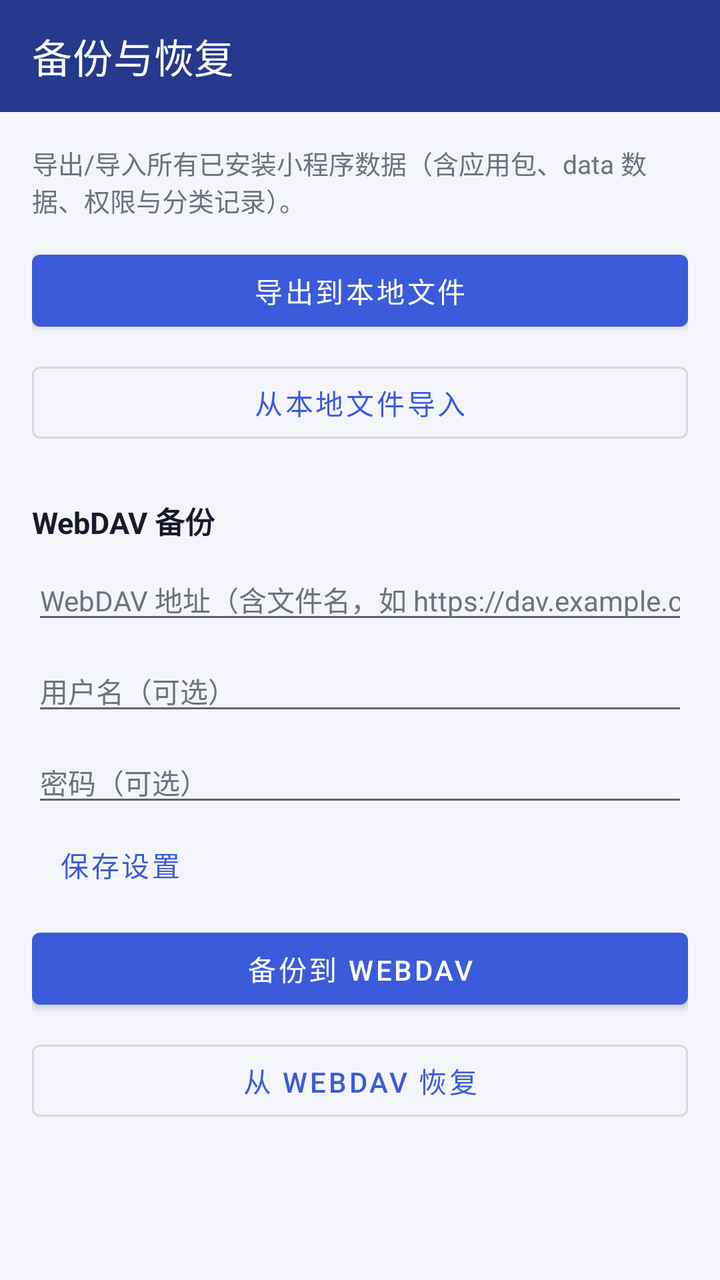
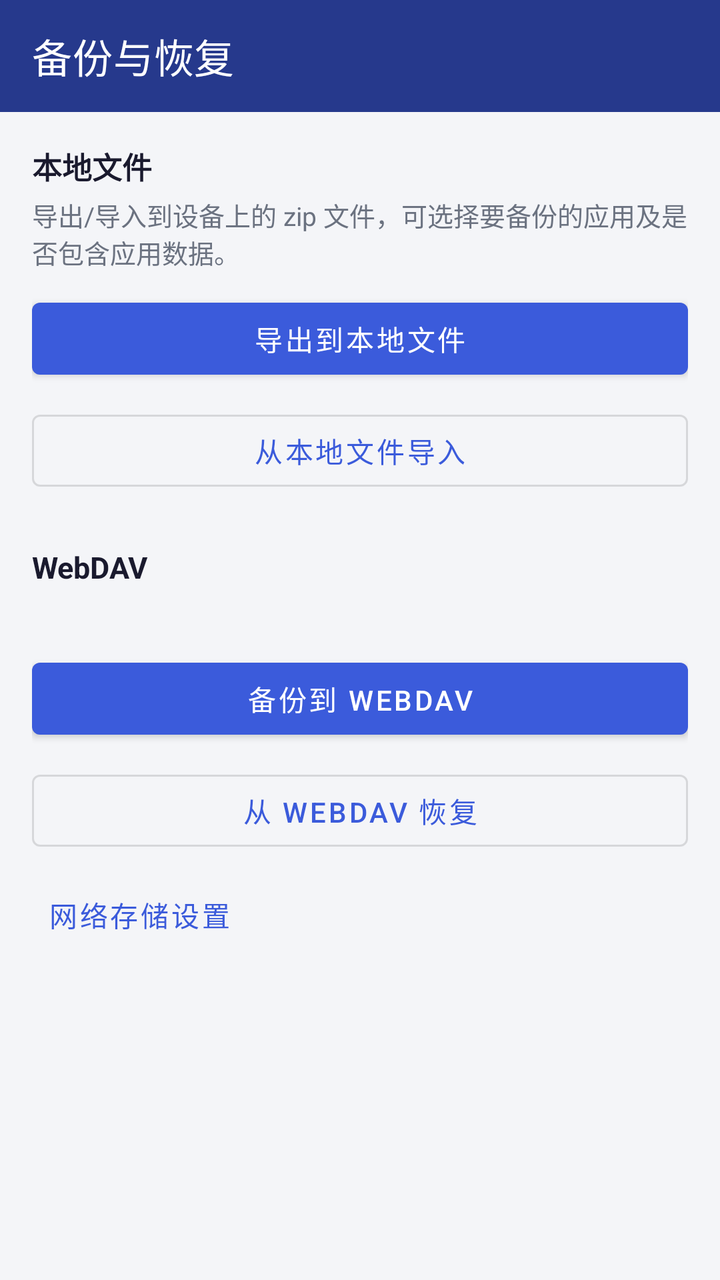

Before-and-after screenshots of an Android layout around one commit, followed by the original layout XML and the change that was made.
<!-- AndroidManifest.xml: activity theme Theme.MiniApp -->
<!-- res/layout/activity_backup.xml -->
<?xml version="1.0" encoding="utf-8"?>
<LinearLayout xmlns:android="http://schemas.android.com/apk/res/android"
    xmlns:app="http://schemas.android.com/apk/res-auto"
    android:layout_width="match_parent"
    android:layout_height="match_parent"
    android:orientation="vertical"
    android:background="@color/bg_window">

    <com.google.android.material.appbar.MaterialToolbar
        android:id="@+id/toolbar"
        android:layout_width="match_parent"
        android:layout_height="?attr/actionBarSize"
        app:title="备份与恢复"
        app:titleTextColor="#FFFFFF"
        android:background="@color/brand_primary_dark" />

    <ScrollView
        android:layout_width="match_parent"
        android:layout_height="match_parent">

        <LinearLayout
            android:layout_width="match_parent"
            android:layout_height="wrap_content"
            android:orientation="vertical"
            android:padding="16dp">

            <TextView
                android:layout_width="match_parent"
                android:layout_height="wrap_content"
                android:text="导出/导入所有已安装小程序数据（含应用包、data 数据、权限与分类记录）。"
                android:textColor="@color/text_secondary"
                android:textSize="13sp" />

            
            <com.google.android.material.button.MaterialButton
                android:id="@+id/btn_export_local"
                android:layout_width="match_parent"
                android:layout_height="wrap_content"
                android:layout_marginTop="12dp"
                android:text="导出到本地文件" />

            <com.google.android.material.button.MaterialButton
                android:id="@+id/btn_import_local"
                style="@style/Widget.MaterialComponents.Button.OutlinedButton"
                android:layout_width="match_parent"
                android:layout_height="wrap_content"
                android:layout_marginTop="8dp"
                android:text="从本地文件导入" />

            
            <TextView
                android:layout_width="match_parent"
                android:layout_height="wrap_content"
                android:layout_marginTop="24dp"
                android:text="WebDAV 备份"
                android:textColor="@color/text_primary"
                android:textSize="15sp"
                android:textStyle="bold" />

            <EditText
                android:id="@+id/et_webdav_url"
                android:layout_width="match_parent"
                android:layout_height="wrap_content"
                android:layout_marginTop="8dp"
                android:hint="WebDAV 地址（含文件名，如 https://dav.example.com/backup.zip）"
                android:inputType="textUri"
                android:textColor="@color/text_primary"
                android:textColorHint="@color/text_secondary"
                android:textSize="14sp" />

            <EditText
                android:id="@+id/et_webdav_user"
                android:layout_width="match_parent"
                android:layout_height="wrap_content"
                android:layout_marginTop="8dp"
                android:hint="用户名（可选）"
                android:inputType="text"
                android:textColor="@color/text_primary"
                android:textColorHint="@color/text_secondary"
                android:textSize="14sp" />

            <EditText
                android:id="@+id/et_webdav_pass"
                android:layout_width="match_parent"
                android:layout_height="wrap_content"
                android:layout_marginTop="8dp"
                android:hint="密码（可选）"
                android:inputType="textPassword"
                android:textColor="@color/text_primary"
                android:textColorHint="@color/text_secondary"
                android:textSize="14sp" />

            <com.google.android.material.button.MaterialButton
                android:id="@+id/btn_save_webdav"
                style="@style/Widget.MaterialComponents.Button.TextButton"
                android:layout_width="wrap_content"
                android:layout_height="wrap_content"
                android:text="保存设置" />

            <com.google.android.material.button.MaterialButton
                android:id="@+id/btn_webdav_upload"
                android:layout_width="match_parent"
                android:layout_height="wrap_content"
                android:layout_marginTop="4dp"
                android:text="备份到 WebDAV" />

            <com.google.android.material.button.MaterialButton
                android:id="@+id/btn_webdav_download"
                style="@style/Widget.MaterialComponents.Button.OutlinedButton"
                android:layout_width="match_parent"
                android:layout_height="wrap_content"
                android:layout_marginTop="8dp"
                android:text="从 WebDAV 恢复" />

        </LinearLayout>
    </ScrollView>
</LinearLayout>
<!-- resources referenced by this layout -->
<resources>
  <color name="bg_window">#F4F5F8</color>
  <color name="brand_primary_dark">#26398C</color>
  <color name="text_primary">#1A1A2E</color>
  <color name="text_secondary">#6B7280</color>
  <style name="Theme.MiniApp" parent="Theme.MaterialComponents.DayNight.NoActionBar">
          <item name="colorPrimary">@color/brand_primary</item>
          <item name="colorPrimaryVariant">@color/brand_primary_dark</item>
          <item name="colorOnPrimary">#FFFFFF</item>
          <item name="colorSecondary">@color/brand_accent</item>
          <item name="colorOnSecondary">@color/text_primary</item>
          <item name="android:windowBackground">@color/bg_window</item>
          <item name="android:statusBarColor" tools:targetApi="l">@color/brand_primary_dark</item>
          
          <item name="android:alertDialogTheme">@style/ThemeOverlay.MiniApp.RoundedDialog</item>
          <item name="alertDialogTheme">@style/ThemeOverlay.MiniApp.RoundedDialog</item>
          <item name="materialAlertDialogTheme">@style/ThemeOverlay.MiniApp.RoundedDialog</item>
  </style>
  <color name="brand_primary">#3B5BDB</color>
  <color name="brand_accent">#FFC24B</color>
  <style name="ThemeOverlay.MiniApp.RoundedDialog" parent="ThemeOverlay.MaterialComponents.Dialog.Alert">
          <item name="colorPrimary">@color/brand_primary</item>
          <item name="colorSecondary">@color/brand_accent</item>
          <item name="shapeAppearanceOverlay">@style/ShapeAppearance.MiniApp.Dialog</item>
          <item name="buttonBarPositiveButtonStyle">@style/Widget.MiniApp.DialogButton</item>
          <item name="buttonBarNegativeButtonStyle">@style/Widget.MiniApp.DialogButton</item>
          <item name="buttonBarNeutralButtonStyle">@style/Widget.MiniApp.DialogButton</item>
  </style>
  <style name="ShapeAppearance.MiniApp.Dialog" parent="">
          <item name="cornerFamily">rounded</item>
          <item name="cornerSize">24dp</item>
  </style>
  <style name="Widget.MiniApp.DialogButton" parent="Widget.MaterialComponents.Button.TextButton.Dialog">
          <item name="android:textColor">@color/brand_primary</item>
      </style>
</resources>

<!-- the commit's change to res/layout/activity_backup.xml (unified diff, before → after) -->
@@ -3,16 +3,16 @@
     xmlns:app="http://schemas.android.com/apk/res-auto"
     android:layout_width="match_parent"
     android:layout_height="match_parent"
-    android:orientation="vertical"
-    android:background="@color/bg_window">
+    android:background="@color/bg_window"
+    android:orientation="vertical">
 
     <com.google.android.material.appbar.MaterialToolbar
         android:id="@+id/toolbar"
         android:layout_width="match_parent"
         android:layout_height="?attr/actionBarSize"
+        android:background="@color/brand_primary_dark"
         app:title="备份与恢复"
-        app:titleTextColor="#FFFFFF"
-        android:background="@color/brand_primary_dark" />
+        app:titleTextColor="#FFFFFF" />
 
     <ScrollView
         android:layout_width="match_parent"
@@ -24,19 +24,28 @@
             android:orientation="vertical"
             android:padding="16dp">
 
+            
             <TextView
                 android:layout_width="match_parent"
                 android:layout_height="wrap_content"
-                android:text="导出/导入所有已安装小程序数据（含应用包、data 数据、权限与分类记录）。"
+                android:text="本地文件"
+                android:textColor="@color/text_primary"
+                android:textSize="15sp"
+                android:textStyle="bold" />
+
+            <TextView
+                android:layout_width="match_parent"
+                android:layout_height="wrap_content"
+                android:layout_marginTop="4dp"
+                android:text="导出/导入到设备上的 zip 文件，可选择要备份的应用及是否包含应用数据。"
                 android:textColor="@color/text_secondary"
                 android:textSize="13sp" />
 
-            
             <com.google.android.material.button.MaterialButton
                 android:id="@+id/btn_export_local"
                 android:layout_width="match_parent"
                 android:layout_height="wrap_content"
-                android:layout_marginTop="12dp"
+                android:layout_marginTop="10dp"
                 android:text="导出到本地文件" />
 
             <com.google.android.material.button.MaterialButton
@@ -52,56 +61,24 @@
                 android:layout_width="match_parent"
                 android:layout_height="wrap_content"
                 android:layout_marginTop="24dp"
-                android:text="WebDAV 备份"
+                android:text="WebDAV"
                 android:textColor="@color/text_primary"
                 android:textSize="15sp"
                 android:textStyle="bold" />
 
-            <EditText
-                android:id="@+id/et_webdav_url"
+            <TextView
+                android:id="@+id/tv_webdav_hint"
                 android:layout_width="match_parent"
                 android:layout_height="wrap_content"
-                android:layout_marginTop="8dp"
-                android:hint="WebDAV 地址（含文件名，如 https://dav.example.com/backup.zip）"
-                android:inputType="textUri"
-                android:textColor="@color/text_primary"
-                android:textColorHint="@color/text_secondary"
-                android:textSize="14sp" />
-
-            <EditText
-                android:id="@+id/et_webdav_user"
-                android:layout_width="match_parent"
-                android:layout_height="wrap_content"
-                android:layout_marginTop="8dp"
-                android:hint="用户名（可选）"
-                android:inputType="text"
-                android:textColor="@color/text_primary"
-                android:textColorHint="@color/text_secondary"
-                android:textSize="14sp" />
-
-            <EditText
-                android:id="@+id/et_webdav_pass"
-                android:layout_width="match_parent"
-                android:layout_height="wrap_content"
-                android:layout_marginTop="8dp"
-                android:hint="密码（可选）"
-                android:inputType="textPassword"
-                android:textColor="@color/text_primary"
-                android:textColorHint="@color/text_secondary"
-                android:textSize="14sp" />
-
-            <com.google.android.material.button.MaterialButton
-                android:id="@+id/btn_save_webdav"
-                style="@style/Widget.MaterialComponents.Button.TextButton"
-                android:layout_width="wrap_content"
-                android:layout_height="wrap_content"
-                android:text="保存设置" />
+                android:layout_marginTop="4dp"
+                android:textColor="@color/text_secondary"
+                android:textSize="13sp" />
 
             <com.google.android.material.button.MaterialButton
                 android:id="@+id/btn_webdav_upload"
                 android:layout_width="match_parent"
                 android:layout_height="wrap_content"
-                android:layout_marginTop="4dp"
+                android:layout_marginTop="10dp"
                 android:text="备份到 WebDAV" />
 
             <com.google.android.material.button.MaterialButton
@@ -112,6 +89,15 @@
                 android:layout_marginTop="8dp"
                 android:text="从 WebDAV 恢复" />
 
+            <com.google.android.material.button.MaterialButton
+                android:id="@+id/btn_webdav_config"
+                style="@style/Widget.MaterialComponents.Button.TextButton"
+                android:layout_width="wrap_content"
+                android:layout_height="wrap_content"
+                android:layout_marginTop="4dp"
+                android:text="网络存储设置" />
+
         </LinearLayout>
     </ScrollView>
+
 </LinearLayout>
